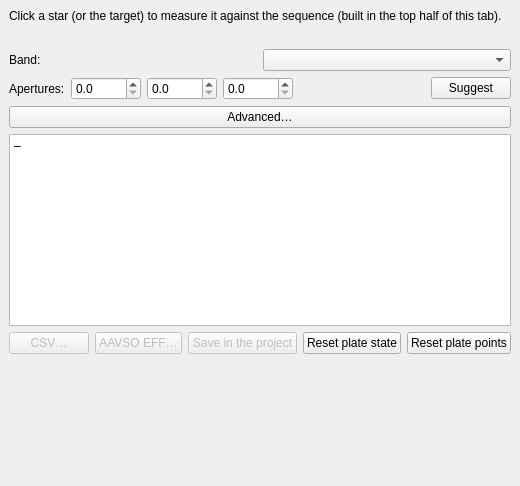
First picture: the form in nightscribe/gui/ui/ufe_measure_tab.ui, repository irydeo/nightscribe, before the edit.
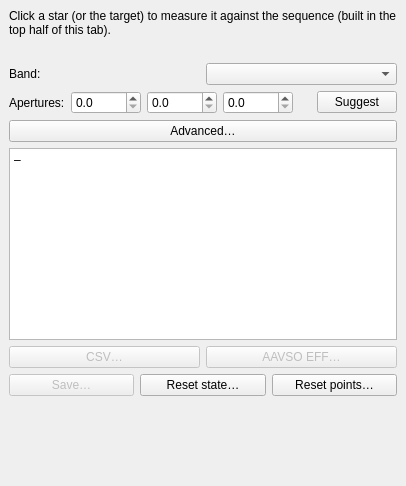
Second picture: the form after the edit.

```diff
--- a/nightscribe/gui/ui/ufe_measure_tab.ui
+++ b/nightscribe/gui/ui/ufe_measure_tab.ui
@@ -217,6 +217,10 @@
        </property>
       </widget>
      </item>
+     </layout>
+   </item>
+   <item>
+     <layout class="QHBoxLayout" name="row_project">
      <item>
       <widget class="QPushButton" name="btn_save_project">
        <property name="enabled">
@@ -229,7 +233,7 @@
         <string>Register this calibrated point in the project that opened the editor: it lands on the light curve and feeds the campaign summary (source “measure”)</string>
        </property>
        <property name="text">
-        <string>Save in the project</string>
+        <string>Save…</string>
        </property>
       </widget>
      </item>
@@ -242,7 +246,7 @@
         <string>Bring this plate back to the editor defaults (stretch, measurement recipe, sequence field) and clear the state saved with the plate. The measured points of this plate are not touched, and other plates are not affected</string>
        </property>
        <property name="text">
-        <string>Reset plate state</string>
+        <string>Reset state…</string>
        </property>
       </widget>
      </item>
@@ -255,11 +259,11 @@
         <string>Remove every measured point that was registered in this plate. This action asks for confirmation and cannot be undone; points saved on other plates are not affected</string>
        </property>
        <property name="text">
-        <string>Reset plate points</string>
+        <string>Reset points…</string>
        </property>
       </widget>
      </item>
-    </layout>
+     </layout>
    </item>
    <item>
     <spacer name="vsp_measure">
```
